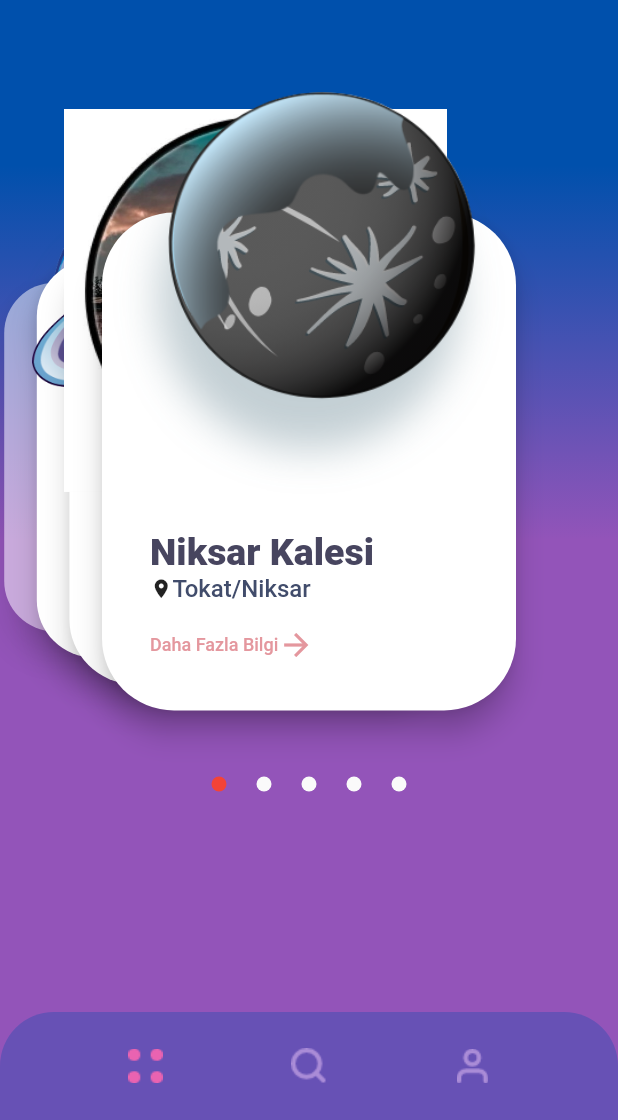
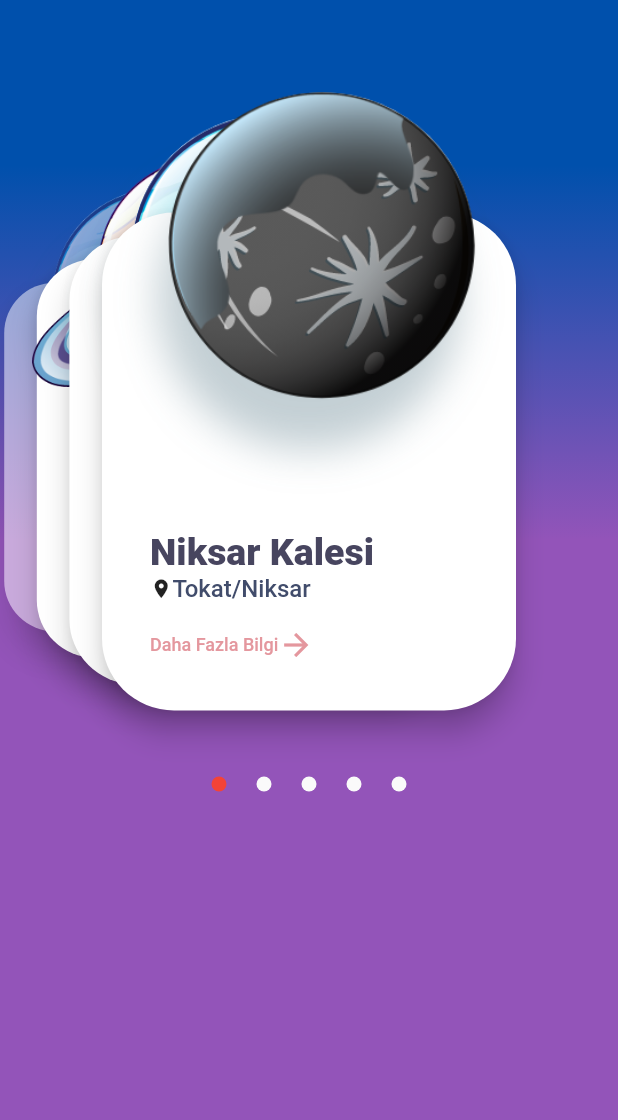
Before and after one commit to emreozturk7/travel_guide, a Flutter app: the screen it shows after launch, on a phone screen of 412 x 824 dp, the part 116-1236 px from its top. Run offline on Flutter 3.47's test engine with Material 2 defaults, Android fonts, the phone set to English and light mode, and no system bars; our stand-ins replace flutter_swiper; Roboto replaces fonts that are missing (Avenir).

Commit message:
Project cleared

```diff
--- a/lib/data.dart
+++ b/lib/data.dart
@@ -16,7 +16,7 @@ class GezilecekYerBilgi {
   });
 }
 
-List<GezilecekYerBilgi> gezilecek_yerler = [
+List<GezilecekYerBilgi> gezilecekYerler = [
   GezilecekYerBilgi(
     1,
     name: 'Niksar Kalesi',
@@ -73,7 +73,7 @@ List<GezilecekYerBilgi> gezilecek_yerler = [
   GezilecekYerBilgi(
     5,
     name: 'Taşhan',
-    iconImage: 'assets/images/tashan6.jpg',
+    iconImage: 'assets/images/neptune.png',
     description:
         'Türkiye’nin en güzel hanlarından biri olan Taşhan, Anadolu’daki en büyük şehir hanlarındandır. Gaziosmanpaşa Bulvarı üzerindedir. 1626-1632 yılları arasında inşa edilmiş bir Osmanlı eseridir. Dikdörtgen planlı, açık avlulu, iki katlı bir yapıdır. İçeride dış dükkanların bulunduğu kuzey ve doğu yönünde revaksız işyerleri, güney ve batı yönünde ise önünde revak bulunan dükkanlar yer almaktadır. Giriş koridorunun sonunda sağdan ve soldan ikinci kata çıkılmaktadır. İkinci katta bütün odalar revaka açılmaktadır. Girişin üstünde kubbeli bir mekan vardır ve bu mekan konsollar üzerinde dışa taşmaktadır. Odalarda dışa açılan birer pencere, bir ocak ve niş bulunmaktadır. İçte 76 dışta toplam 103 mekan vardır. Anadolu’daki en büyük şehir hanlarındandır.',
     location: 'Tokat/Merkez',
--- a/lib/home_page.dart
+++ b/lib/home_page.dart
@@ -50,7 +50,7 @@ class _HomePageState extends State<HomePage> {
                   child: Container(
                     height: 500,
                     child: Swiper(
-                      itemCount: gezilecek_yerler.length,
+                      itemCount: gezilecekYerler.length,
                       itemWidth: MediaQuery.of(context).size.width - 2 * 64,
                       layout: SwiperLayout.STACK,
                       pagination: SwiperPagination(
@@ -66,7 +66,7 @@ class _HomePageState extends State<HomePage> {
                               context,
                               PageRouteBuilder(
                                 pageBuilder: (context, a, b) => DetailPage(
-                                  gezilecekYerBilgi: gezilecek_yerler[index],
+                                  gezilecekYerBilgi: gezilecekYerler[index],
                                 ),
                               ),
                             );
@@ -90,7 +90,7 @@ class _HomePageState extends State<HomePage> {
                                         children: <Widget>[
                                           SizedBox(height: 180),
                                           Text(
-                                            gezilecek_yerler[index].name,
+                                            gezilecekYerler[index].name,
                                             style: TextStyle(
                                               fontFamily: 'Avenir',
                                               fontSize: 25,
@@ -106,8 +106,7 @@ class _HomePageState extends State<HomePage> {
                                                 size: 15,
                                               ),
                                               Text(
-                                                gezilecek_yerler[index]
-                                                    .location,
+                                                gezilecekYerler[index].location,
                                                 style: TextStyle(
                                                   fontFamily: 'Avenir',
                                                   fontSize: 16,
@@ -146,9 +145,9 @@ class _HomePageState extends State<HomePage> {
                                 ],
                               ),
                               Hero(
-                                tag: gezilecek_yerler[index].position,
+                                tag: gezilecekYerler[index].position,
                                 child: Image.asset(
-                                    gezilecek_yerler[index].iconImage),
+                                    gezilecekYerler[index].iconImage),
                               ),
                             ],
                           ),
@@ -162,32 +161,6 @@ class _HomePageState extends State<HomePage> {
           ),
         ),
       ),
-      bottomNavigationBar: Container(
-        decoration: BoxDecoration(
-          borderRadius: BorderRadius.vertical(
-            top: Radius.circular(36.0),
-          ),
-          color: navigationColor,
-        ),
-        padding: const EdgeInsets.all(12),
-        child: Row(
-          mainAxisAlignment: MainAxisAlignment.spaceEvenly,
-          children: <Widget>[
-            IconButton(
-              icon: Image.asset('assets/images/menu_icon.png'),
-              onPressed: () {},
-            ),
-            IconButton(
-              icon: Image.asset('assets/images/search_icon.png'),
-              onPressed: () {},
-            ),
-            IconButton(
-              icon: Image.asset('assets/images/profile_icon.png'),
-              onPressed: () {},
-            ),
-          ],
-        ),
-      ),
     );
   }
 }
```
Also changed, not shown: assets/images/._jupiter.png (deleted), assets/images/._search_icon.png (deleted), assets/images/._tashan4.png (deleted), assets/images/._tashan6.jpg (deleted), assets/images/._uranus.png (deleted), assets/images/tashan.jpg (deleted), assets/images/tashan2.jpg (deleted), assets/images/tashan3.jpg (deleted), assets/images/tashan4.png (deleted), assets/images/tashan6.jpg (deleted), 3 other files.
